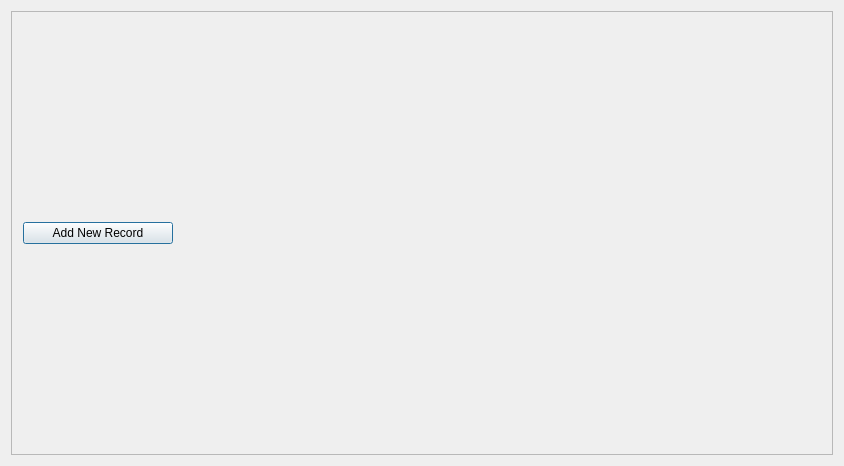
Greykoil/BattleBoard, file BattleBoard/vieAdventureRecordWindow.ui: the form before one commit.
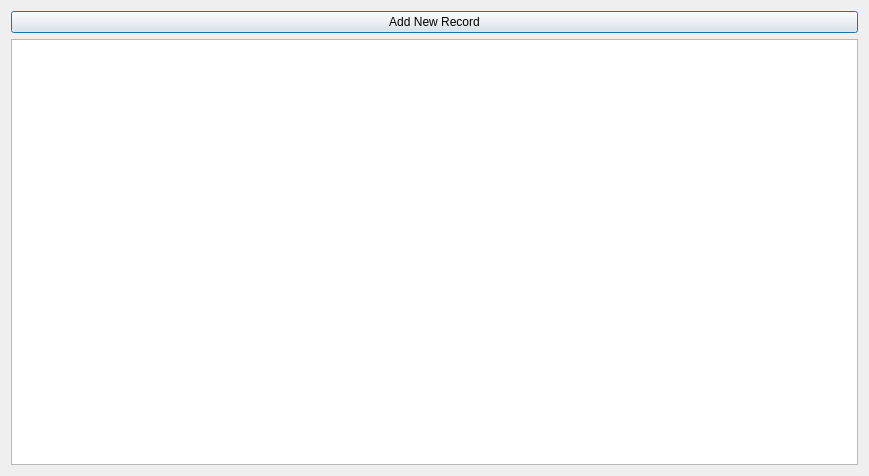
The form after the commit.

```diff
--- a/BattleBoard/vieAdventureRecordWindow.ui
+++ b/BattleBoard/vieAdventureRecordWindow.ui
@@ -6,8 +6,8 @@
    <rect>
     <x>0</x>
     <y>0</y>
-    <width>844</width>
-    <height>466</height>
+    <width>869</width>
+    <height>476</height>
    </rect>
   </property>
   <property name="windowTitle">
@@ -15,37 +15,15 @@
   </property>
   <layout class="QVBoxLayout" name="verticalLayout">
    <item>
-    <widget class="QScrollArea" name="scrollArea">
-     <property name="widgetResizable">
-      <bool>true</bool>
+    <widget class="QPushButton" name="pushButton">
+     <property name="text">
+      <string>Add New Record</string>
      </property>
-     <widget class="QWidget" name="scrollAreaWidgetContents">
-      <property name="geometry">
-       <rect>
-        <x>0</x>
-        <y>0</y>
-        <width>824</width>
-        <height>446</height>
-       </rect>
-      </property>
-      <layout class="QVBoxLayout" name="verticalLayout_2">
-       <item>
-        <widget class="QPushButton" name="PushButton">
-         <property name="maximumSize">
-          <size>
-           <width>150</width>
-           <height>16777215</height>
-          </size>
-         </property>
-         <property name="text">
-          <string>Add New Record</string>
-         </property>
-        </widget>
-       </item>
-      </layout>
-     </widget>
     </widget>
    </item>
+   <item>
+    <widget class="QListWidget" name="listWidget"/>
+   </item>
   </layout>
  </widget>
  <layoutdefault spacing="6" margin="11"/>
```
Left out of the diff: 10 changed lines with no effect on the pictures.
